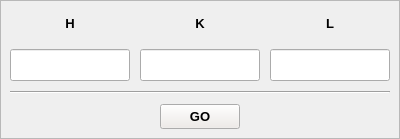
Above: gui/goto_hkl.ui from HugoValim/DAF before the change. Below: the same form after it.
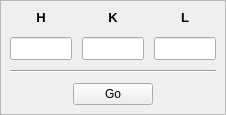
That is the form after the change.

Commit message: Upgraded bounds and goto_hkl UIs

```diff
--- a/gui/goto_hkl.ui
+++ b/gui/goto_hkl.ui
@@ -6,8 +6,8 @@
    <rect>
     <x>0</x>
     <y>0</y>
-    <width>400</width>
-    <height>139</height>
+    <width>226</width>
+    <height>115</height>
    </rect>
   </property>
   <property name="windowTitle">
@@ -55,12 +55,33 @@
       </property>
       <item>
        <layout class="QGridLayout" name="gridLayout_2">
+        <item row="1" column="2">
+         <widget class="QLineEdit" name="L_set">
+          <property name="minimumSize">
+           <size>
+            <width>0</width>
+            <height>0</height>
+           </size>
+          </property>
+          <property name="maximumSize">
+           <size>
+            <width>150</width>
+            <height>38</height>
+           </size>
+          </property>
+          <property name="font">
+           <font>
+            <pointsize>10</pointsize>
+           </font>
+          </property>
+         </widget>
+        </item>
         <item row="1" column="1">
          <widget class="QLineEdit" name="K_set">
           <property name="minimumSize">
            <size>
-            <width>75</width>
-            <height>32</height>
+            <width>0</width>
+            <height>0</height>
            </size>
           </property>
           <property name="maximumSize">
@@ -69,51 +90,36 @@
             <height>38</height>
            </size>
           </property>
+          <property name="font">
+           <font>
+            <pointsize>10</pointsize>
+           </font>
+          </property>
          </widget>
         </item>
-        <item row="0" column="2">
-         <widget class="QLabel" name="label_3">
+        <item row="1" column="0">
+         <widget class="QLineEdit" name="H_set">
           <property name="minimumSize">
            <size>
-            <width>75</width>
-            <height>32</height>
+            <width>0</width>
+            <height>0</height>
            </size>
           </property>
           <property name="maximumSize">
            <size>
             <width>150</width>
-            <height>75</height>
+            <height>38</height>
            </size>
           </property>
           <property name="font">
            <font>
             <pointsize>10</pointsize>
-            <weight>75</weight>
-            <bold>true</bold>
            </font>
           </property>
-          <property name="text">
-           <string>L</string>
-          </property>
-          <property name="alignment">
-           <set>Qt::AlignCenter</set>
-          </property>
          </widget>
         </item>
         <item row="0" column="0">
          <widget class="QLabel" name="label">
-          <property name="minimumSize">
-           <size>
-            <width>75</width>
-            <height>32</height>
-           </size>
-          </property>
-          <property name="maximumSize">
-           <size>
-            <width>150</width>
-            <height>75</height>
-           </size>
-          </property>
           <property name="font">
            <font>
             <pointsize>10</pointsize>
@@ -131,18 +137,6 @@
         </item>
         <item row="0" column="1">
          <widget class="QLabel" name="label_2">
-          <property name="minimumSize">
-           <size>
-            <width>75</width>
-            <height>32</height>
-           </size>
-          </property>
-          <property name="maximumSize">
-           <size>
-            <width>150</width>
-            <height>75</height>
-           </size>
-          </property>
           <property name="font">
            <font>
             <pointsize>10</pointsize>
@@ -158,35 +152,20 @@
           </property>
          </widget>
         </item>
-        <item row="1" column="2">
-         <widget class="QLineEdit" name="L_set">
-          <property name="minimumSize">
-           <size>
-            <width>75</width>
-            <height>32</height>
-           </size>
+        <item row="0" column="2">
+         <widget class="QLabel" name="label_3">
+          <property name="font">
+           <font>
+            <pointsize>10</pointsize>
+            <weight>75</weight>
+            <bold>true</bold>
+           </font>
           </property>
-          <property name="maximumSize">
-           <size>
-            <width>150</width>
-            <height>38</height>
-           </size>
+          <property name="text">
+           <string>L</string>
           </property>
-         </widget>
-        </item>
-        <item row="1" column="0">
-         <widget class="QLineEdit" name="H_set">
-          <property name="minimumSize">
-           <size>
-            <width>75</width>
-            <height>32</height>
-           </size>
-          </property>
-          <property name="maximumSize">
-           <size>
-            <width>150</width>
-            <height>38</height>
-           </size>
+          <property name="alignment">
+           <set>Qt::AlignCenter</set>
           </property>
          </widget>
         </item>
@@ -216,58 +195,8 @@
         </item>
         <item>
          <widget class="QPushButton" name="calc_HKL">
-          <property name="minimumSize">
-           <size>
-            <width>0</width>
-            <height>25</height>
-           </size>
-          </property>
-          <property name="palette">
-           <palette>
-            <active>
-             <colorrole role="Button">
-              <brush brushstyle="SolidPattern">
-               <color alpha="255">
-                <red>239</red>
-                <green>235</green>
-                <blue>231</blue>
-               </color>
-              </brush>
-             </colorrole>
-            </active>
-            <inactive>
-             <colorrole role="Button">
-              <brush brushstyle="SolidPattern">
-               <color alpha="255">
-                <red>239</red>
-                <green>235</green>
-                <blue>231</blue>
-               </color>
-              </brush>
-             </colorrole>
-            </inactive>
-            <disabled>
-             <colorrole role="Button">
-              <brush brushstyle="SolidPattern">
-               <color alpha="255">
-                <red>239</red>
-                <green>235</green>
-                <blue>231</blue>
-               </color>
-              </brush>
-             </colorrole>
-            </disabled>
-           </palette>
-          </property>
-          <property name="font">
-           <font>
-            <pointsize>10</pointsize>
-            <weight>75</weight>
-            <bold>true</bold>
-           </font>
-          </property>
           <property name="text">
-           <string>GO</string>
+           <string>Go</string>
           </property>
           <property name="shortcut">
            <string>Return</string>
```
The commit also changes 2 other files.
